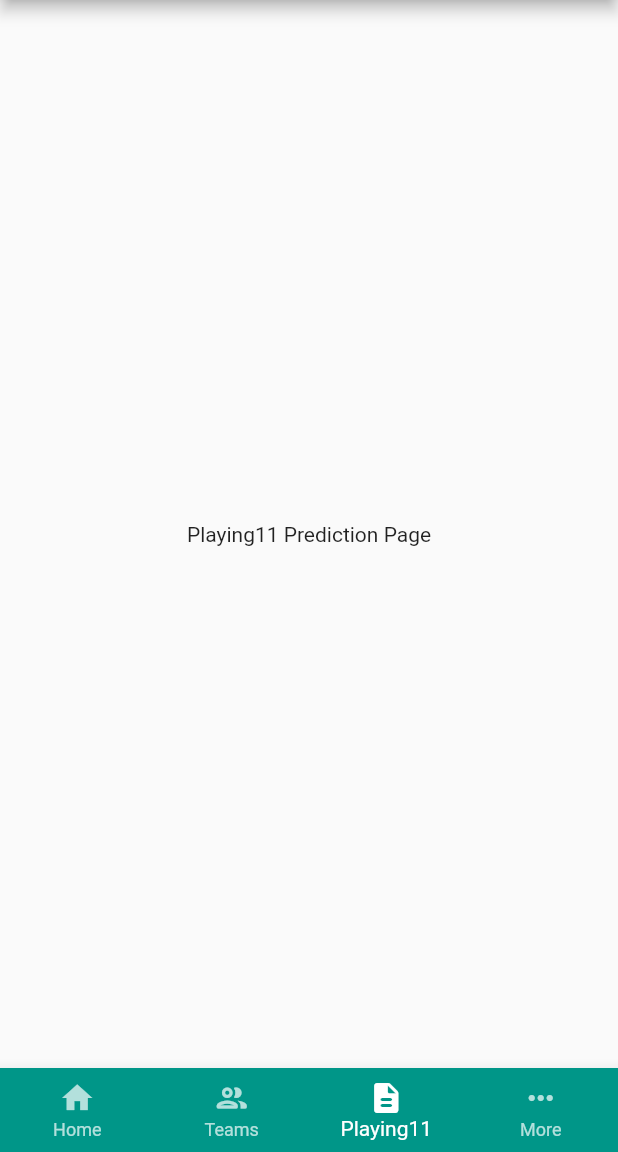
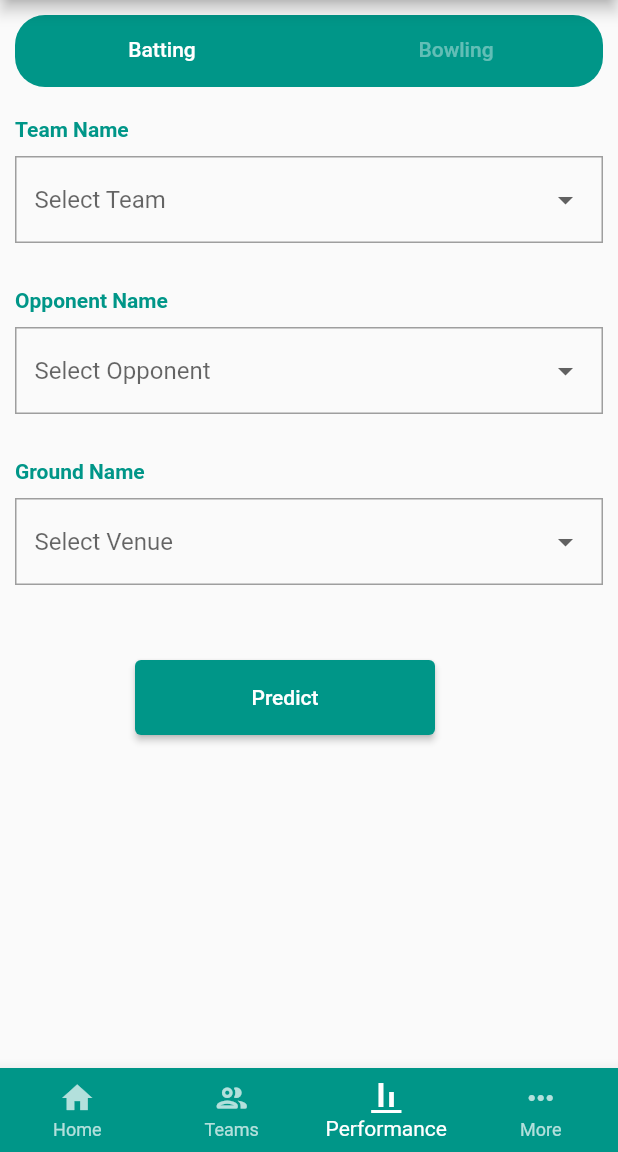
Before and after one commit to gpslakshan/TeamCric, a Flutter app: the screen it shows after launch, item 3 of the bottom bar chosen, on a phone screen of 412 x 824 dp, the part 84-1236 px from its top. Run offline on Flutter 3.47's test engine with Material 2 defaults, Android fonts, the phone set to English and light mode, and no system bars; our stand-ins replace cloud_firestore, firebase_core, timeago; accounts and stored records are empty.

Commit message:
Performance Page UI modified

```diff
--- a/lib/main.dart
+++ b/lib/main.dart
@@ -5,7 +5,7 @@ import 'package:firebase_core/firebase_core.dart';
 
 import 'widgets/more_screen.dart';
 import 'widgets/fixtures_screen.dart';
-import 'widgets/playing11_predicions.dart';
+import 'widgets/squad_predicions.dart';
 import 'widgets/teams_screen.dart';
 
 Future main() async {
@@ -78,8 +78,8 @@ class _HomepageState extends State<Homepage> {
             label: 'Teams',
           ),
           BottomNavigationBarItem(
-            icon: Icon(Icons.description_rounded),
-            label: 'Playing11',
+            icon: Icon(Icons.align_vertical_bottom_outlined),
+            label: 'Performance',
           ),
           BottomNavigationBarItem(
             icon: Icon(Icons.more_horiz),
--- a/lib/widgets/playing11_predicions.dart
+++ /dev/null
@@ -1,14 +0,0 @@
-// ignore_for_file: prefer_const_constructors
-
-import 'package:flutter/material.dart';
-
-class Playing11PredictionScreen extends StatelessWidget {
-  const Playing11PredictionScreen({
-    Key? key,
-  }) : super(key: key);
-
-  @override
-  Widget build(BuildContext context) {
-    return Center(child: Text("Playing11 Prediction Page"));
-  }
-}
--- /dev/null
+++ b/lib/widgets/result.dart
@@ -0,0 +1,17 @@
+// ignore_for_file: prefer_const_constructors
+
+import 'package:flutter/material.dart';
+
+class Result extends StatefulWidget {
+  const Result({Key? key}) : super(key: key);
+
+  @override
+  State<Result> createState() => _ResultState();
+}
+
+class _ResultState extends State<Result> {
+  @override
+  Widget build(BuildContext context) {
+    return Center(child: Text('Result'));
+  }
+}
--- /dev/null
+++ b/lib/widgets/squad_predicions.dart
@@ -0,0 +1,218 @@
+// ignore_for_file: prefer_const_constructors, prefer_const_literals_to_create_immutables
+
+import 'package:flutter/material.dart';
+
+class Playing11PredictionScreen extends StatefulWidget {
+  const Playing11PredictionScreen({
+    Key? key,
+  }) : super(key: key);
+
+  @override
+  State<Playing11PredictionScreen> createState() =>
+      _Playing11PredictionScreenState();
+}
+
+class _Playing11PredictionScreenState extends State<Playing11PredictionScreen>
+    with SingleTickerProviderStateMixin {
+  late TabController _tabController;
+  String? valueTeam;
+  String? valueOpponent;
+  String? valueVenue;
+  final teams = [
+    'West Indies',
+    'New Zealand',
+    'Pakistan',
+    'Australia',
+    'England',
+    'Sri Lanka',
+    'Bangladesh',
+    'South Africa',
+    'India'
+  ];
+
+  final venues = [
+    "Bay Oval, Mount Maunganui",
+    "Westpac Trust Stadium",
+    "Eden Park",
+    "Bay Oval",
+    "Sydney Cricket Ground",
+    "Bellerive Oval",
+    "Melbourne Cricket Ground",
+  ];
+
+  @override
+  void initState() {
+    _tabController = TabController(length: 2, vsync: this);
+    super.initState();
+  }
+
+  @override
+  void dispose() {
+    _tabController.dispose();
+    super.dispose();
+  }
+
+  @override
+  Widget build(BuildContext context) {
+    return SingleChildScrollView(
+      child: Padding(
+        padding: const EdgeInsets.all(10.0),
+        child: Column(
+          children: [
+            Container(
+              decoration: BoxDecoration(
+                color: Colors.teal,
+                borderRadius: BorderRadius.circular(20),
+              ),
+              child: TabBar(
+                controller: _tabController,
+                labelColor: Colors.white,
+                indicatorColor: Colors.transparent,
+                unselectedLabelColor: Colors.white38,
+                tabs: [
+                  Tab(text: 'Batting'),
+                  Tab(text: 'Bowling'),
+                ],
+              ),
+            ),
+            Container(
+              height: MediaQuery.of(context).size.height,
+              child: TabBarView(
+                controller: _tabController,
+                children: [
+                  Column(
+                    crossAxisAlignment: CrossAxisAlignment.start,
+                    children: [
+                      SizedBox(
+                        height: 20,
+                      ),
+                      Text(
+                        'Team Name',
+                        style: TextStyle(
+                          color: Colors.teal,
+                          fontWeight: FontWeight.bold,
+                        ),
+                      ),
+                      Container(
+                        margin: EdgeInsets.symmetric(vertical: 10),
+                        padding:
+                            EdgeInsets.symmetric(horizontal: 12, vertical: 4),
+                        decoration: BoxDecoration(
+                          border: Border.all(color: Colors.grey),
+                        ),
+                        child: DropdownButtonHideUnderline(
+                          child: DropdownButton<String>(
+                            hint: Text('Select Team'),
+                            value: valueTeam,
+                            isExpanded: true,
+                            items: teams.map(buildTeamMenuItem).toList(),
+                            onChanged: (value) => setState(() {
+                              valueTeam = value!;
+                            }),
+                          ),
+                        ),
+                      ),
+                      SizedBox(
+                        height: 20,
+                      ),
+                      Text(
+                        'Opponent Name',
+                        style: TextStyle(
+                          color: Colors.teal,
+                          fontWeight: FontWeight.bold,
+                        ),
+                      ),
+                      Container(
+                        margin: EdgeInsets.symmetric(vertical: 10),
+                        padding:
+                            EdgeInsets.symmetric(horizontal: 12, vertical: 4),
+                        decoration: BoxDecoration(
+                          border: Border.all(color: Colors.grey),
+                        ),
+                        child: DropdownButtonHideUnderline(
+                          child: DropdownButton<String>(
+                            hint: Text('Select Opponent'),
+                            value: valueOpponent,
+                            isExpanded: true,
+                            items: teams.map(buildTeamMenuItem).toList(),
+                            onChanged: (value) => setState(() {
+                              valueOpponent = value!;
+                            }),
+                          ),
+                        ),
+                      ),
+                      SizedBox(
+                        height: 20,
+                      ),
+                      Text(
+                        'Ground Name',
+                        style: TextStyle(
+                          color: Colors.teal,
+                          fontWeight: FontWeight.bold,
+                        ),
+                      ),
+                      Container(
+                        margin: EdgeInsets.symmetric(vertical: 10),
+                        padding:
+                            EdgeInsets.symmetric(horizontal: 12, vertical: 4),
+                        decoration: BoxDecoration(
+                          border: Border.all(color: Colors.grey),
+                        ),
+                        child: DropdownButtonHideUnderline(
+                          child: DropdownButton<String>(
+                            hint: Text('Select Venue'),
+                            value: valueVenue,
+                            isExpanded: true,
+                            items: venues.map(buildVenueMenuItem).toList(),
+                            onChanged: (value) => setState(() {
+                              valueVenue = value!;
+                            }),
+                          ),
+                        ),
+                      ),
+                      SizedBox(
+                        height: 40,
+                      ),
+                      Container(
+                        width: 200,
+                        height: 50,
+                        margin: EdgeInsets.symmetric(horizontal: 80),
+                        child: ElevatedButton(
+                          onPressed: () {},
+                          child: Text('Predict'),
+                        ),
+                      )
+                    ],
+                  ),
+                  Center(child: Text('Bowling')),
+                ],
+              ),
+            ),
+          ],
+        ),
+      ),
+    );
+  }
+
+  DropdownMenuItem<String> buildTeamMenuItem(String item) => DropdownMenuItem(
+        child: Text(
+          item,
+          style: TextStyle(
+            fontWeight: FontWeight.bold,
+            fontSize: 20,
+          ),
+        ),
+        value: item,
+      );
+
+  DropdownMenuItem<String> buildVenueMenuItem(String item) => DropdownMenuItem(
+        child: Text(
+          item,
+          style: TextStyle(
+            fontWeight: FontWeight.bold,
+            fontSize: 20,
+          ),
+        ),
+        value: item,
+      );
+}
```
